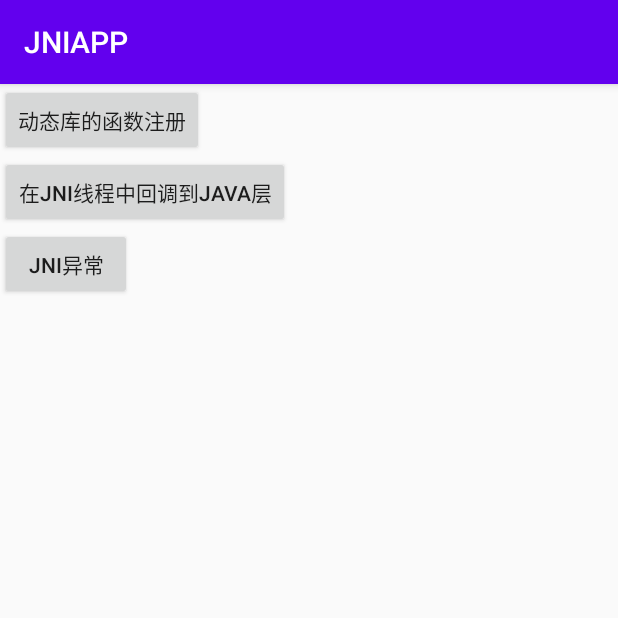
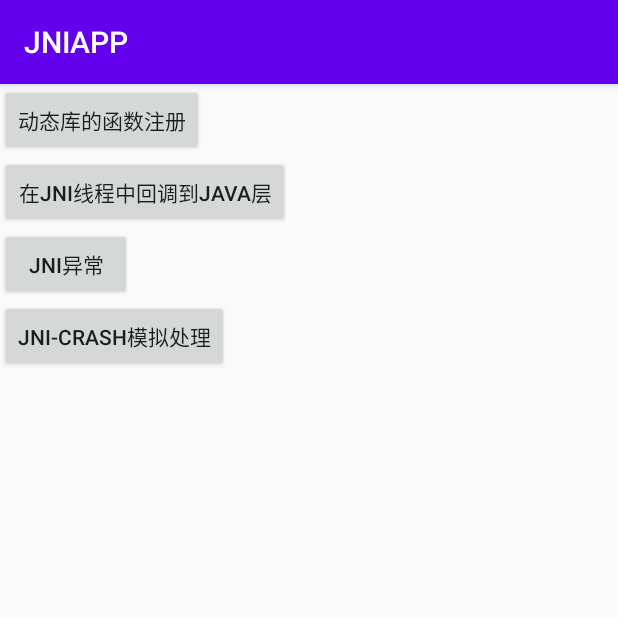
Before and after one commit to ta893115871/JNIAPP, an Android app: the screen it shows after launch (MainActivity), on a phone screen of 412 x 824 dp, the top half of it. Run offline under Robolectric (Android 15) with nearby library versions, the light colour scheme and no system bars.

Commit message:
add jni crash demo

```diff
--- a/app/src/main/cpp/CMakeLists.txt
+++ b/app/src/main/cpp/CMakeLists.txt
@@ -18,6 +18,7 @@ add_library( # Sets the name of the library.
 
         # Provides a relative path to your source file(s).
 
+        crash.cpp
         jni_exception.cpp
         jni_thread_callback.cpp
 #        jni_method_dynamic.cpp
@@ -31,7 +32,6 @@ add_library( # Sets the name of the library.
 
 find_library( # Sets the name of the path variable.
         log-lib
-
         # Specifies the name of the NDK library that
         # you want CMake to locate.
         log)
--- a/app/src/main/res/layout/activity_main.xml
+++ b/app/src/main/res/layout/activity_main.xml
@@ -33,5 +33,14 @@
         app:layout_constraintLeft_toLeftOf="parent"
         app:layout_constraintTop_toBottomOf="@id/id_btn_method_cb" />
 
+    <Button
+        android:id="@+id/id_btn_crash"
+        android:layout_width="wrap_content"
+        android:layout_height="wrap_content"
+        android:onClick="onJniCrash"
+        android:text="jni-crash模拟处理"
+        app:layout_constraintLeft_toLeftOf="parent"
+        app:layout_constraintTop_toBottomOf="@id/id_btn_exception" />
+
 
 </androidx.constraintlayout.widget.ConstraintLayout>
```
Also changed, not shown: app/src/main/java/com/bj/gxz/jniapp/MainActivity.java (+6 -1 lines), app/src/main/java/com/bj/gxz/jniapp/crash/JNICrash.java (added, +12 -0 lines), 1 other file.
